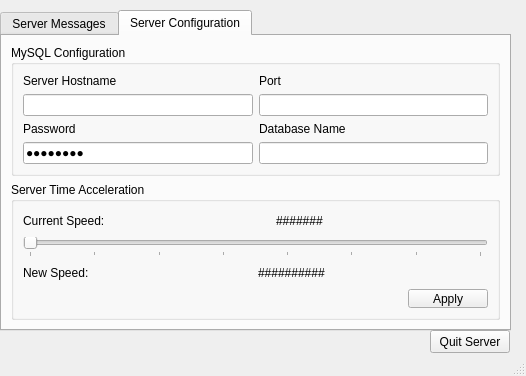
Qt form Server/serverapp.ui (jacob-swanson/PixSpace) before a commit.
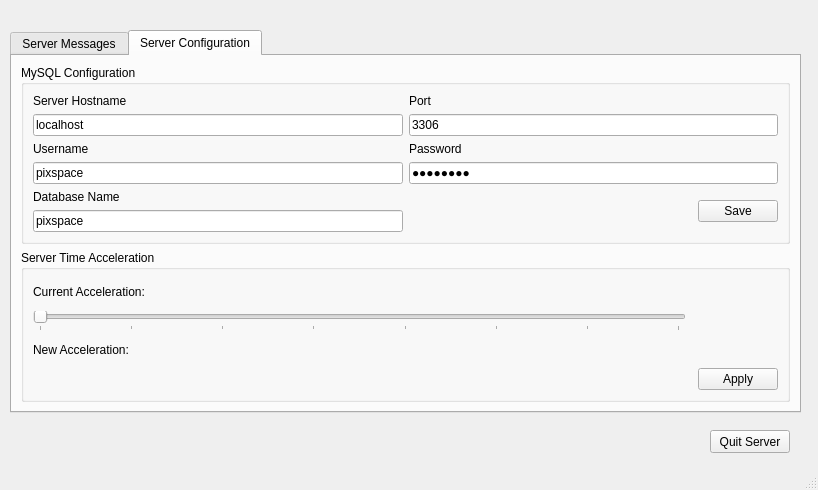
The same form after that commit. The open tabs and pages were chosen to show the change. Icons and pictures are not drawn.

Commit message: Updated GUI further, make slider for acceleration update label indicating current acceleration value. Eugene Davis - 03/13/14

```diff
--- a/Server/serverapp.ui
+++ b/Server/serverapp.ui
@@ -6,8 +6,8 @@
    <rect>
     <x>0</x>
     <y>0</y>
-    <width>526</width>
-    <height>376</height>
+    <width>818</width>
+    <height>490</height>
    </rect>
   </property>
   <property name="contextMenuPolicy">
@@ -24,10 +24,10 @@
    <widget class="QTabWidget" name="tabWidget">
     <property name="geometry">
      <rect>
-      <x>0</x>
-      <y>10</y>
-      <width>511</width>
-      <height>321</height>
+      <x>10</x>
+      <y>30</y>
+      <width>791</width>
+      <height>383</height>
      </rect>
     </property>
     <property name="currentIndex">
@@ -58,7 +58,7 @@
      <attribute name="title">
       <string>Server Configuration</string>
      </attribute>
-     <layout class="QVBoxLayout" name="verticalLayout_2">
+     <layout class="QVBoxLayout" name="verticalLayout_4">
       <item>
        <layout class="QVBoxLayout" name="verticalLayout">
         <item>
@@ -68,25 +68,55 @@
           </property>
           <layout class="QGridLayout" name="gridLayout">
            <item row="0" column="0">
-            <layout class="QVBoxLayout" name="verticalLayout_4">
-             <item>
               <widget class="QLabel" name="label_2">
                <property name="text">
                 <string>Server Hostname</string>
                </property>
               </widget>
              </item>
-             <item>
-              <widget class="QLineEdit" name="sqlHost"/>
-             </item>
-             <item>
+           <item row="0" column="1">
+            <widget class="QLabel" name="label_3">
+             <property name="text">
+              <string>Port</string>
+             </property>
+            </widget>
+           </item>
+           <item row="1" column="0">
+            <widget class="QLineEdit" name="sqlHost">
+             <property name="text">
+              <string>localhost</string>
+             </property>
+            </widget>
+           </item>
+           <item row="1" column="1">
+            <widget class="QLineEdit" name="sqlPort">
+             <property name="text">
+              <string>3306</string>
+             </property>
+            </widget>
+           </item>
+           <item row="2" column="0">
+            <widget class="QLabel" name="label_8">
+             <property name="text">
+              <string>Username</string>
+             </property>
+            </widget>
+           </item>
+           <item row="2" column="1">
               <widget class="QLabel" name="label_4">
                <property name="text">
                 <string>Password</string>
                </property>
               </widget>
              </item>
-             <item>
+           <item row="3" column="0">
+            <widget class="QLineEdit" name="lineEdit">
+             <property name="text">
+              <string>pixspace</string>
+             </property>
+            </widget>
+           </item>
+           <item row="3" column="1">
               <widget class="QLineEdit" name="sqlPass">
                <property name="text">
                 <string>pigspace</string>
@@ -96,32 +126,44 @@
                </property>
               </widget>
              </item>
-            </layout>
-           </item>
-           <item row="0" column="1">
-            <layout class="QVBoxLayout" name="verticalLayout_3">
-             <item>
-              <widget class="QLabel" name="label_3">
-               <property name="text">
-                <string>Port</string>
-               </property>
-              </widget>
-             </item>
-             <item>
-              <widget class="QLineEdit" name="sqlPort"/>
-             </item>
-             <item>
+           <item row="4" column="0">
               <widget class="QLabel" name="label_7">
                <property name="text">
                 <string>Database Name</string>
                </property>
               </widget>
              </item>
+           <item row="4" column="1" rowspan="2">
+            <layout class="QHBoxLayout" name="horizontalLayout_4">
              <item>
-              <widget class="QLineEdit" name="sqlDBName"/>
+              <spacer name="horizontalSpacer_6">
+               <property name="orientation">
+                <enum>Qt::Horizontal</enum>
+               </property>
+               <property name="sizeHint" stdset="0">
+                <size>
+                 <width>40</width>
+                 <height>20</height>
+                </size>
+               </property>
+              </spacer>
+             </item>
+             <item>
+              <widget class="QPushButton" name="pushButton">
+               <property name="text">
+                <string>Save</string>
+               </property>
+              </widget>
              </item>
             </layout>
            </item>
+           <item row="5" column="0">
+            <widget class="QLineEdit" name="sqlDBName">
+             <property name="text">
+              <string>pixspace</string>
+             </property>
+            </widget>
+           </item>
           </layout>
          </widget>
         </item>
@@ -134,48 +176,11 @@
         </property>
         <layout class="QGridLayout" name="gridLayout_2">
          <item row="0" column="0">
-          <layout class="QHBoxLayout" name="horizontalLayout_2">
-           <item>
-            <widget class="QLabel" name="label">
+          <widget class="QLabel" name="speedLabel">
              <property name="text">
-              <string>Current Speed:</string>
-             </property>
-            </widget>
-           </item>
-           <item>
-            <spacer name="horizontalSpacer">
-             <property name="orientation">
-              <enum>Qt::Horizontal</enum>
-             </property>
-             <property name="sizeHint" stdset="0">
-              <size>
-               <width>40</width>
-               <height>20</height>
-              </size>
-             </property>
-            </spacer>
-           </item>
-           <item>
-            <widget class="QLabel" name="speedDisplay">
-             <property name="text">
-              <string>#######</string>
-             </property>
-            </widget>
-           </item>
-           <item>
-            <spacer name="horizontalSpacer_4">
-             <property name="orientation">
-              <enum>Qt::Horizontal</enum>
-             </property>
-             <property name="sizeHint" stdset="0">
-              <size>
-               <width>108</width>
-               <height>20</height>
-              </size>
-             </property>
-            </spacer>
-           </item>
-          </layout>
+            <string>Current Acceleration:</string>
+           </property>
+          </widget>
          </item>
          <item row="1" column="0">
           <widget class="QSlider" name="speedSlider">
@@ -194,65 +199,26 @@
           </widget>
          </item>
          <item row="2" column="0">
-          <layout class="QHBoxLayout" name="horizontalLayout">
-           <item>
-            <widget class="QLabel" name="label_6">
+          <widget class="QLabel" name="newSpeedLabel">
              <property name="text">
-              <string>New Speed:</string>
+            <string>New Acceleration:</string>
              </property>
             </widget>
            </item>
-           <item>
-            <spacer name="horizontalSpacer_2">
-             <property name="orientation">
-              <enum>Qt::Horizontal</enum>
-             </property>
-             <property name="sizeHint" stdset="0">
-              <size>
-               <width>40</width>
-               <height>20</height>
-              </size>
-             </property>
-            </spacer>
-           </item>
-           <item>
-            <widget class="QLabel" name="label_5">
-             <property name="text">
-              <string>##########</string>
-             </property>
-            </widget>
-           </item>
-           <item>
-            <spacer name="horizontalSpacer_5">
-             <property name="orientation">
-              <enum>Qt::Horizontal</enum>
-             </property>
-             <property name="sizeHint" stdset="0">
-              <size>
-               <width>108</width>
-               <height>20</height>
-              </size>
-             </property>
-            </spacer>
-           </item>
-          </layout>
-         </item>
-         <item row="3" column="0">
-          <layout class="QHBoxLayout" name="horizontalLayout_3">
-           <item>
+         <item row="3" column="0" colspan="2">
             <spacer name="horizontalSpacer_3">
              <property name="orientation">
               <enum>Qt::Horizontal</enum>
              </property>
              <property name="sizeHint" stdset="0">
               <size>
-               <width>40</width>
+             <width>656</width>
                <height>20</height>
               </size>
              </property>
             </spacer>
            </item>
-           <item>
+         <item row="3" column="2">
             <widget class="QPushButton" name="applySpeed">
              <property name="text">
               <string>Apply</string>
@@ -260,8 +226,6 @@
             </widget>
            </item>
           </layout>
-         </item>
-        </layout>
        </widget>
       </item>
      </layout>
@@ -270,8 +234,8 @@
    <widget class="QPushButton" name="quitServerButton">
     <property name="geometry">
      <rect>
-      <x>430</x>
-      <y>330</y>
+      <x>710</x>
+      <y>430</y>
       <width>80</width>
       <height>23</height>
      </rect>
```
Left out of the diff: 6 changed lines with no effect on the pictures. Lines whose indentation alone changed are shown as unchanged. The commit also changes 3 other files.
